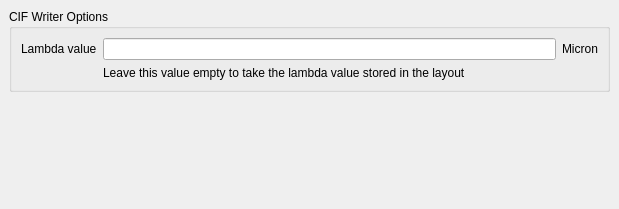
The window that src/plugins/streamers/magic/lay_plugin/MAGWriterOptionPage.ui (KLayout/klayout) describes before a commit, drawn with Qt 5.
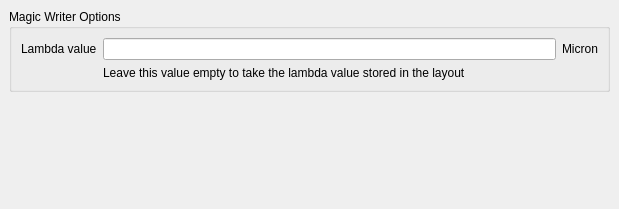
The same window after the commit.

What changed in the file:
```diff
--- a/src/plugins/streamers/magic/lay_plugin/MAGWriterOptionPage.ui
+++ b/src/plugins/streamers/magic/lay_plugin/MAGWriterOptionPage.ui
@@ -32,7 +32,7 @@
    <item>
     <widget class="QGroupBox" name="groupBox">
      <property name="title">
-      <string>CIF Writer Options</string>
+      <string>Magic Writer Options</string>
      </property>
      <layout class="QGridLayout" name="gridLayout">
       <item row="0" column="1">
```
